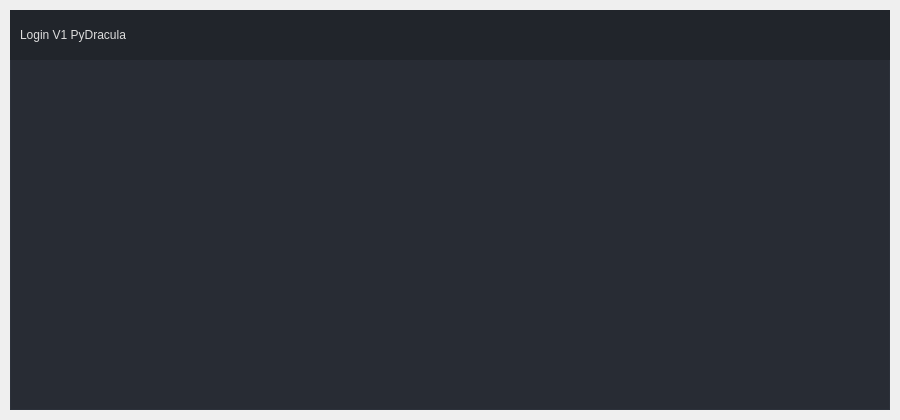
astrrr/Right-posture, file GUI_PyDracula/login.ui: the form before one commit.
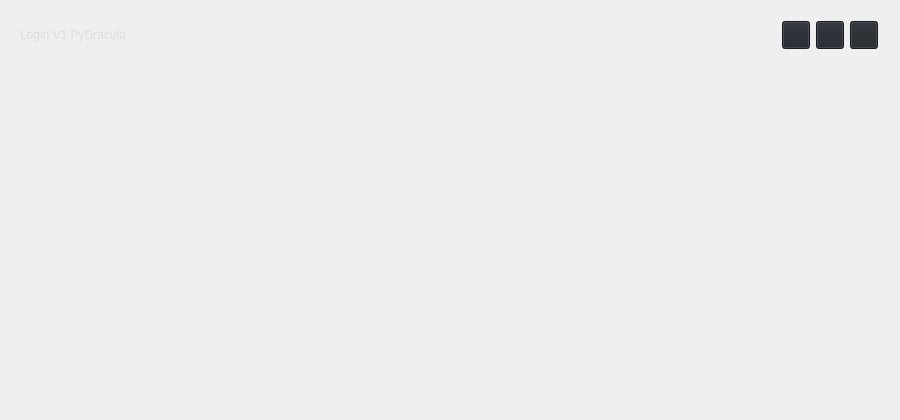
The form after the commit. Icons and pictures are not drawn.

Commit message: Rounded corners login

What changed in the file:
```diff
--- a/GUI_PyDracula/login.ui
+++ b/GUI_PyDracula/login.ui
@@ -32,7 +32,13 @@
    <string>Login. PyBlackBOX</string>
   </property>
   <property name="styleSheet">
-   <string notr="true">QWidget{
+   <string notr="true">/* /////////////////////////////////////////////////////////////////////////////////////////////////
+
+SET APP STYLESHEET - FULL STYLES HERE
+DARK THEME - DRACULA COLOR BASED
+
+///////////////////////////////////////////////////////////////////////////////////////////////// */
+QWidget{
 	color: rgb(221, 221, 221);
 	font: 10pt &quot;Segoe UI&quot;;
 }
@@ -56,31 +62,22 @@
 #bg {	
 	background-color: rgb(40, 44, 52);
 	border: 1px solid rgb(44, 49, 58);
+	border-top-left-radius: 12px;
+	border-bottom-left-radius: 12px;
+	border-top-right-radius: 12px;
+	border-bottom-right-radius: 12px;
 }
 /* /////////////////////////////////////////////////////////////////////////////////////////////////
 Content App */
 #top_bar{	
 	background-color: rgb(33, 37, 43);
+	border-top-left-radius: 12px;
+	border-top-right-radius: 12px;
 }
-#top_ba{
-	border-top: 3px solid rgb(44, 49, 58);
-}
-
 /* Top Buttons */
 #top_btns_3 .QPushButton { background-color: rgba(255, 255, 255, 0); border: none;  border-radius: 5px; }
 #top_btns_3 .QPushButton:hover { background-color: rgb(44, 49, 57); border-style: solid; border-radius: 4px; }
-#top_btns_3.QPushButton:pressed { background-color: rgb(23, 26, 30); border-style: solid; border-radius: 4px; }
-
-/* Theme Settings */
-#extraRightBox { background-color: rgb(44, 49, 58); }
-#themeSettingsTopDetail { background-color: rgb(189, 147, 249); }
-
-/* Bottom Bar */
-#bottomBar { background-color: rgb(44, 49, 58); }
-#bottomBar QLabel { font-size: 11px; color: rgb(113, 126, 149); padding-left: 10px; padding-right: 10px; padding-bottom: 2px; }
-
-
-/* /////////////////////////////////////////////////////////////////////////////////////////////////
+#top_btns_3 .QPushButton:pressed { background-color: rgb(23, 26, 30); border-style: solid; border-radius: 4px; }
 /* /////////////////////////////////////////////////////////////////////////////////////////////////
 LineEdit */
 QLineEdit {
@@ -97,8 +94,6 @@
 QLineEdit:focus {
 	border: 2px solid rgb(91, 101, 124);
 }
-
-/* /////////////////////////////////////////////////////////////////////////////////////////////////
 /* /////////////////////////////////////////////////////////////////////////////////////////////////
 Button */
 QPushButton {
@@ -113,7 +108,8 @@
 QPushButton:pressed {	
 	background-color: rgb(35, 40, 49);
 	border: 2px solid rgb(43, 50, 61);
-}</string>
+}
+/* /////////////////////////////////////////////////////////////////////////////////////////////////</string>
   </property>
   <widget class="QWidget" name="centralwidget">
    <property name="sizePolicy">
@@ -404,15 +400,6 @@
             </color>
            </brush>
           </colorrole>
-          <colorrole role="Highlight">
-           <brush brushstyle="SolidPattern">
-            <color alpha="255">
-             <red>0</red>
-             <green>120</green>
-             <blue>215</blue>
-            </color>
-           </brush>
-          </colorrole>
           <colorrole role="PlaceholderText">
            <brush brushstyle="SolidPattern">
             <color alpha="255">
@@ -478,15 +465,6 @@
             </color>
            </brush>
           </colorrole>
-          <colorrole role="Highlight">
-           <brush brushstyle="SolidPattern">
-            <color alpha="255">
-             <red>240</red>
-             <green>240</green>
-             <blue>240</blue>
-            </color>
-           </brush>
-          </colorrole>
           <colorrole role="PlaceholderText">
            <brush brushstyle="SolidPattern">
             <color alpha="255">
@@ -552,15 +530,6 @@
             </color>
            </brush>
           </colorrole>
-          <colorrole role="Highlight">
-           <brush brushstyle="SolidPattern">
-            <color alpha="255">
-             <red>0</red>
-             <green>120</green>
-             <blue>215</blue>
-            </color>
-           </brush>
-          </colorrole>
           <colorrole role="PlaceholderText">
            <brush brushstyle="SolidPattern">
             <color alpha="255">
```
The commit also changes 3 other files.
